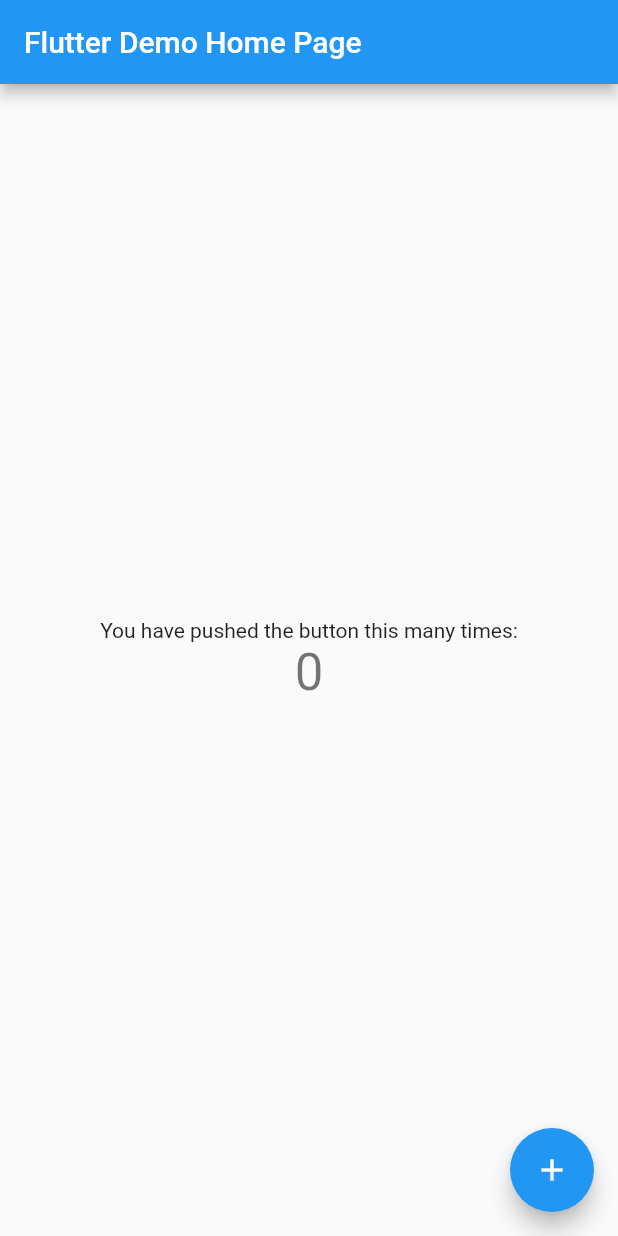
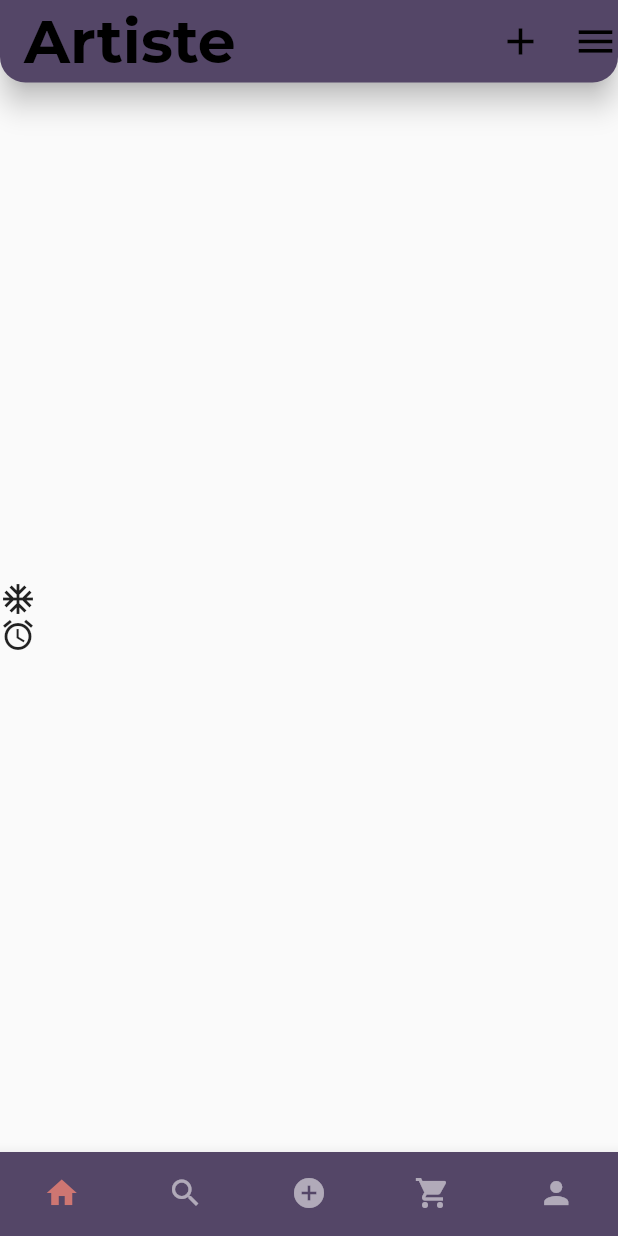
Before and after one commit to supagon/artiste, a Flutter app: the screen it shows after launch, on a phone screen of 412 x 824 dp. Run offline on Flutter 3.47's test engine with Material 2 defaults, Android fonts, the phone set to English and light mode, and no system bars; our stand-ins replace google_fonts.

Commit message:
[ADD]Appbar Navbar

```diff
--- a/artiste_mobile/lib/main.dart
+++ b/artiste_mobile/lib/main.dart
@@ -1,3 +1,4 @@
+import 'package:artiste_mobile/widgets/botnav.dart';
 import 'package:flutter/material.dart';
 
 void main() {
@@ -5,109 +6,11 @@
 }
 
 class MyApp extends StatelessWidget {
-  // This widget is the root of your application.
   @override
   Widget build(BuildContext context) {
     return MaterialApp(
-      title: 'Flutter Demo',
-      theme: ThemeData(
-        // This is the theme of your application.
-        //
-        // Try running your application with "flutter run". You'll see the
-        // application has a blue toolbar. Then, without quitting the app, try
-        // changing the primarySwatch below to Colors.green and then invoke
-        // "hot reload" (press "r" in the console where you ran "flutter run",
-        // or simply save your changes to "hot reload" in a Flutter IDE).
-        // Notice that the counter didn't reset back to zero; the application
-        // is not restarted.
-        primarySwatch: Colors.blue,
-      ),
-      home: MyHomePage(title: 'Flutter Demo Home Page'),
+      title: 'Bottom navigation bar',
+      home: BotNav(),
     );
   }
 }
-
-class MyHomePage extends StatefulWidget {
-  MyHomePage({Key key, this.title}) : super(key: key);
-
-  // This widget is the home page of your application. It is stateful, meaning
-  // that it has a State object (defined below) that contains fields that affect
-  // how it looks.
-
-  // This class is the configuration for the state. It holds the values (in this
-  // case the title) provided by the parent (in this case the App widget) and
-  // used by the build method of the State. Fields in a Widget subclass are
-  // always marked "final".
-
-  final String title;
-
-  @override
-  _MyHomePageState createState() => _MyHomePageState();
-}
-
-class _MyHomePageState extends State<MyHomePage> {
-  int _counter = 0;
-
-  void _incrementCounter() {
-    setState(() {
-      // This call to setState tells the Flutter framework that something has
-      // changed in this State, which causes it to rerun the build method below
-      // so that the display can reflect the updated values. If we changed
-      // _counter without calling setState(), then the build method would not be
-      // called again, and so nothing would appear to happen.
-      _counter++;
-    });
-  }
-
-  @override
-  Widget build(BuildContext context) {
-    // This method is rerun every time setState is called, for instance as done
-    // by the _incrementCounter method above.
-    //
-    // The Flutter framework has been optimized to make rerunning build methods
-    // fast, so that you can just rebuild anything that needs updating rather
-    // than having to individually change instances of widgets.
-    return Scaffold(
-      appBar: AppBar(
-        // Here we take the value from the MyHomePage object that was created by
-        // the App.build method, and use it to set our appbar title.
-        title: Text(widget.title),
-      ),
-      body: Center(
-        // Center is a layout widget. It takes a single child and positions it
-        // in the middle of the parent.
-        child: Column(
-          // Column is also a layout widget. It takes a list of children and
-          // arranges them vertically. By default, it sizes itself to fit its
-          // children horizontally, and tries to be as tall as its parent.
-          //
-          // Invoke "debug painting" (press "p" in the console, choose the
-          // "Toggle Debug Paint" action from the Flutter Inspector in Android
-          // Studio, or the "Toggle Debug Paint" command in Visual Studio Code)
-          // to see the wireframe for each widget.
-          //
-          // Column has various properties to control how it sizes itself and
-          // how it positions its children. Here we use mainAxisAlignment to
-          // center the children vertically; the main axis here is the vertical
-          // axis because Columns are vertical (the cross axis would be
-          // horizontal).
-          mainAxisAlignment: MainAxisAlignment.center,
-          children: <Widget>[
-            Text(
-              'You have pushed the button this many times:',
-            ),
-            Text(
-              '$_counter',
-              style: Theme.of(context).textTheme.headline4,
-            ),
-          ],
-        ),
-      ),
-      floatingActionButton: FloatingActionButton(
-        onPressed: _incrementCounter,
-        tooltip: 'Increment',
-        child: Icon(Icons.add),
-      ), // This trailing comma makes auto-formatting nicer for build methods.
-    );
-  }
-}
--- /dev/null
+++ b/artiste_mobile/lib/screen/home.dart
@@ -0,0 +1,18 @@
+import 'package:artiste_mobile/widgets/appbar.dart';
+import 'package:flutter/material.dart';
+
+class Home extends StatelessWidget {
+  @override
+  Widget build(BuildContext context) {
+    return Scaffold(
+      appBar: Appbar(),
+      body: Column(
+        mainAxisAlignment: MainAxisAlignment.center,
+        children: <Widget>[
+          Icon(Icons.ac_unit),
+          Icon(Icons.access_alarms),
+        ],
+      ),
+    );
+  }
+}
--- /dev/null
+++ b/artiste_mobile/lib/widgets/appbar.dart
@@ -0,0 +1,47 @@
+import 'package:flutter/cupertino.dart';
+
+import 'package:flutter/material.dart';
+import 'package:google_fonts/google_fonts.dart';
+
+class Appbar extends StatefulWidget implements PreferredSizeWidget {
+  Size get preferredSize => const Size.fromHeight(55);
+
+  Appbar({Key key, this.page}) : super(key: key);
+
+  final page;
+  @override
+  _AppbarState createState() => _AppbarState();
+}
+
+class _AppbarState extends State<Appbar> {
+  @override
+  Widget build(BuildContext context) {
+    return AppBar(
+      backgroundColor: Color(0xFF544667),
+      // shadowColor: ,
+      textTheme: TextTheme(headline6: TextStyle(color: Colors.black)),
+      shape: RoundedRectangleBorder(
+          borderRadius: BorderRadius.vertical(bottom: Radius.circular(17))),
+      title: Text(
+        "Artiste",
+        style: GoogleFonts.montserrat().copyWith(
+            fontWeight: FontWeight.bold, fontSize: 40, letterSpacing: 0),
+      ),
+      elevation: 8,
+      actions: <Widget>[
+        Padding(
+            padding: EdgeInsets.only(right: 20.0),
+            child: GestureDetector(
+              // onTap: () {
+              //   user.logout().then((_) => Navigator.pushReplacementNamed(
+              //       context, LoginPage.routeName));
+              // },
+              child: Icon(Icons.add),
+            )),
+        Icon(Icons.menu)
+      ],
+      actionsIconTheme:
+          IconThemeData(size: 30.0, color: Colors.black, opacity: 10.0),
+    );
+  }
+}
--- /dev/null
+++ b/artiste_mobile/lib/widgets/botnav.dart
@@ -0,0 +1,74 @@
+import 'package:flutter/material.dart';
+import '../screen/home.dart';
+
+class BotNav extends StatefulWidget {
+  @override
+  _BotNavState createState() => _BotNavState();
+}
+
+class _BotNavState extends State<BotNav> {
+  int _selectedIndex = 0;
+  List<Widget> _widgetOptions = <Widget>[
+    Home(),
+    Text('Messgaes Screen'),
+    Text('Seacrh Screen'),
+    Text('add'),
+    Text('cart screen'),
+    Text('Profile screen'),
+  ];
+
+  void _onItemTap(int index) {
+    setState(() {
+      _selectedIndex = index;
+    });
+  }
+
+  @override
+  Widget build(BuildContext context) {
+    return Scaffold(
+      body: Center(
+        child: _widgetOptions.elementAt(_selectedIndex),
+      ),
+      bottomNavigationBar: BottomNavigationBar(
+        unselectedItemColor: Colors.white54,
+        selectedItemColor: Color(0xFFCE7672),
+        type: BottomNavigationBarType.fixed,
+        backgroundColor: Color(0xFF544667),
+        items: const <BottomNavigationBarItem>[
+          BottomNavigationBarItem(
+            icon: Icon(
+              Icons.home,
+            ),
+            label: 'Home',
+          ),
+          BottomNavigationBarItem(
+            icon: Icon(
+              Icons.search,
+            ),
+            label: 'Search',
+          ),
+          BottomNavigationBarItem(
+              icon: Icon(Icons.add_circle_outlined), label: 'Add'),
+          BottomNavigationBarItem(
+            icon: Icon(
+              Icons.shopping_cart,
+            ),
+            label: 'Cart',
+          ),
+          BottomNavigationBarItem(
+            icon: Icon(
+              Icons.person,
+            ),
+            label: 'Profile',
+          ),
+        ],
+        currentIndex: _selectedIndex,
+        onTap: _onItemTap,
+        selectedFontSize: 13.0,
+        unselectedFontSize: 13.0,
+        showSelectedLabels: false,
+        showUnselectedLabels: false,
+      ),
+    );
+  }
+}
--- a/artiste_mobile/pubspec.yaml
+++ b/artiste_mobile/pubspec.yaml
@@ -28,6 +28,7 @@
   # The following adds the Cupertino Icons font to your application.
   # Use with the CupertinoIcons class for iOS style icons.
   cupertino_icons: ^1.0.2
+  google_fonts: ^0.3.2
 
 dev_dependencies:
   flutter_test:
```
Also changed, not shown: artiste_mobile/pubspec.lock.
